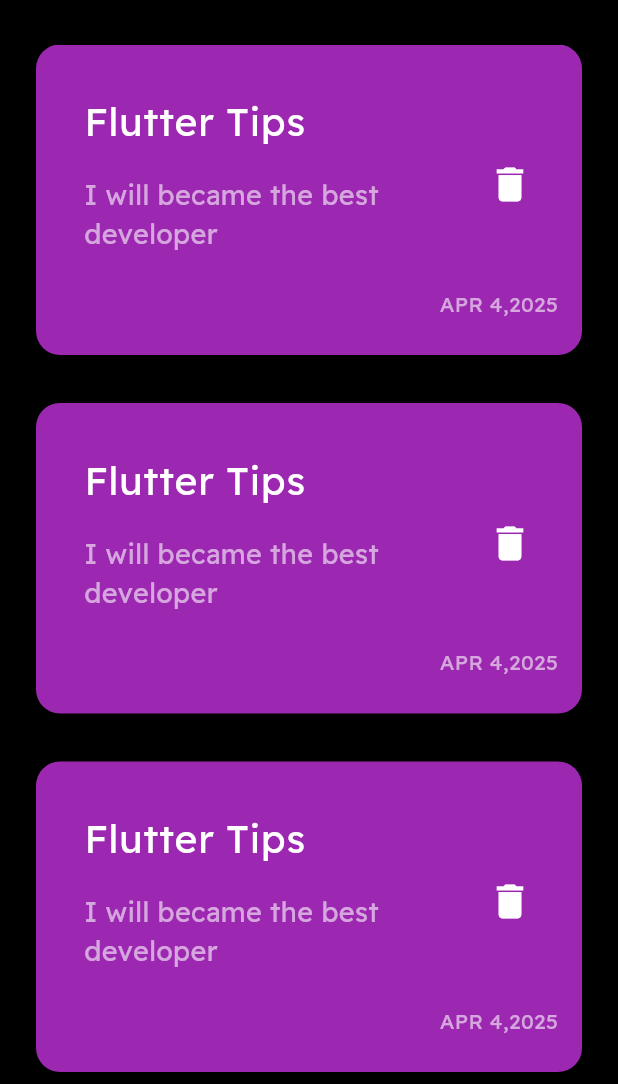
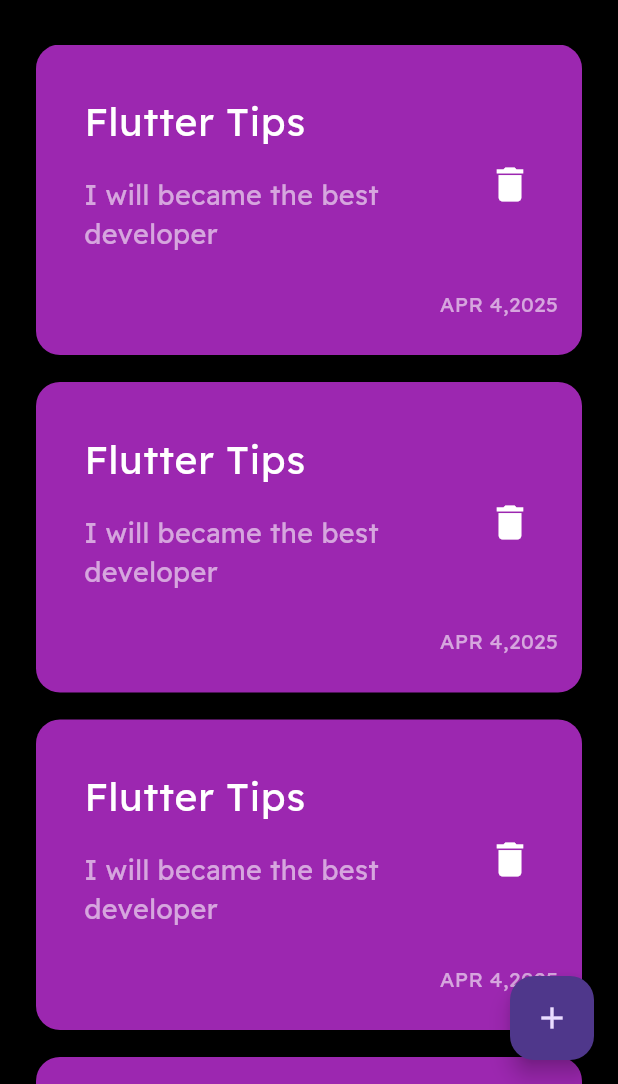
Before and after one commit to MahmooudHesham/notes_app, a Flutter app: the screen it shows after launch, on a phone screen of 412 x 824 dp, the part 152-1236 px from its top. Run offline on Flutter 3.47's test engine with Material 3 defaults, Android fonts, the phone set to English and light mode, and no system bars.

Commit message:
add floating action button

```diff
--- a/lib/views/notes_view.dart
+++ b/lib/views/notes_view.dart
@@ -6,6 +6,12 @@ class NotesView extends StatelessWidget {
 
   @override
   Widget build(BuildContext context) {
-    return const Scaffold(body: NotesViewBody());
+    return Scaffold(
+      floatingActionButton: FloatingActionButton(
+        onPressed: () {},
+        child: Icon(Icons.add),
+      ),
+      body: const NotesViewBody(),
+    );
   }
 }
--- a/lib/widgets/notes_listview.dart
+++ b/lib/widgets/notes_listview.dart
@@ -9,7 +9,7 @@ class NotesListView extends StatelessWidget {
     return ListView.builder(
       itemBuilder: (context, index) {
         return const Padding(
-          padding: EdgeInsets.only(bottom: 32),
+          padding: EdgeInsets.only(bottom: 18),
           child: NoteItem(),
         );
       },
```
